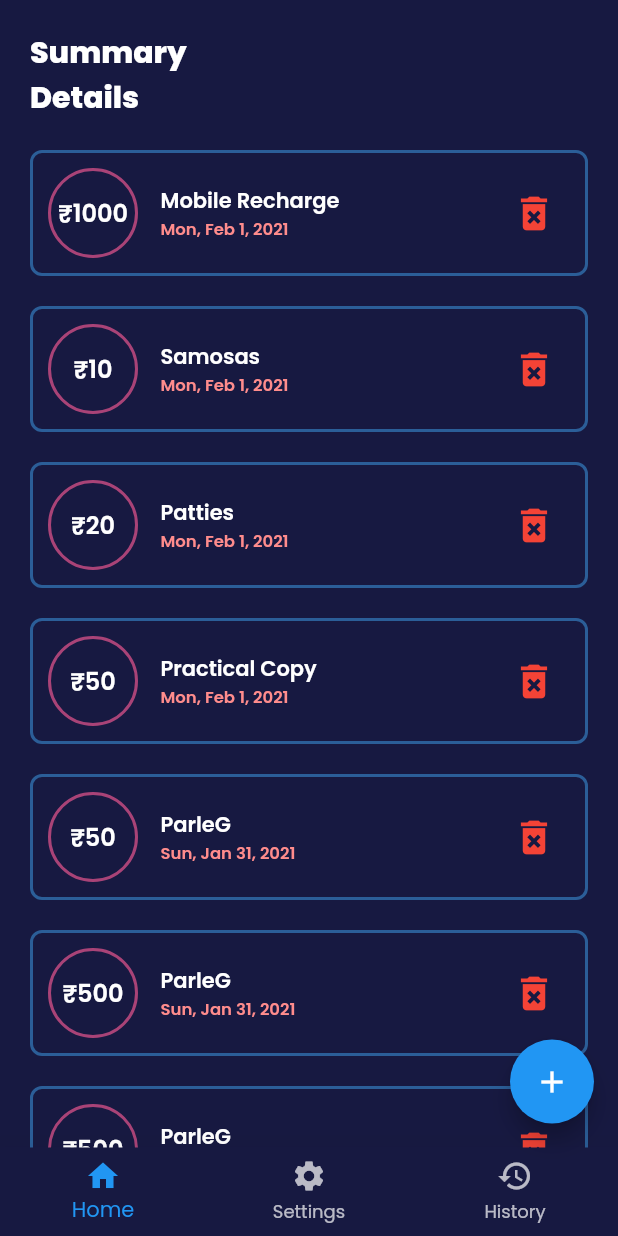
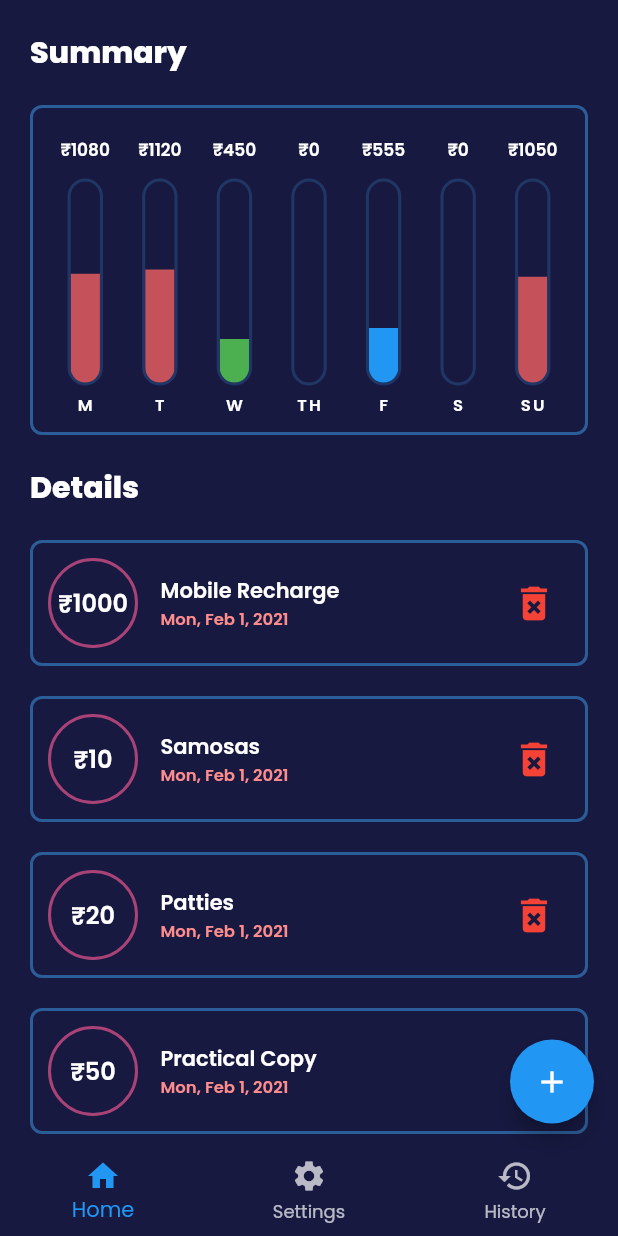
Before and after one commit to CrypticPoet/ExpenseTracker, a Flutter app: the screen it shows after launch, on a phone screen of 412 x 824 dp. Run offline on Flutter 3.47's test engine with Material 2 defaults, Android fonts, the phone set to English and light mode, and no system bars; our stand-ins replace google_fonts.

Commit message:
Added week summary chart

```diff
--- a/expense_tracker/lib/screens/screen.dart
+++ b/expense_tracker/lib/screens/screen.dart
@@ -2,6 +2,7 @@ import 'package:flutter/material.dart';
 import 'package:expense_tracker/constants.dart';
 import 'package:expense_tracker/models/transaction.dart';
 import 'package:expense_tracker/screens/widgets/add_transaction_modal.dart';
+import 'package:expense_tracker/screens/widgets/summary_chart.dart';
 import 'package:expense_tracker/screens/widgets/transaction_list.dart';
 
 class Screen extends StatefulWidget {
@@ -53,7 +54,6 @@ class _ScreenState extends State<Screen> {
   void _showTransactionModal(BuildContext ctx) {
     showDialog(
       context: ctx,
-      // TODO : Add a Transaction Modal
       builder: (bCtx) => AddTransactionModal(
         title: title,
         amount: amount,
@@ -79,6 +79,9 @@ class _ScreenState extends State<Screen> {
               crossAxisAlignment: CrossAxisAlignment.start,
               children: <Widget>[
                 Text('Summary', style: kHeading1Style),
+                SummaryChart(
+                  transactions: transactions,
+                ),
                 Text('Details', style: kHeading1Style),
                 SizedBox(height: 20),
                 TransactionList(transactions, _deleteTransaction),
--- /dev/null
+++ b/expense_tracker/lib/screens/widgets/summary_chart.dart
@@ -0,0 +1,130 @@
+import 'package:flutter/material.dart';
+import 'package:expense_tracker/constants.dart';
+import 'package:expense_tracker/models/transaction.dart';
+
+class SummaryChart extends StatelessWidget {
+  SummaryChart({Key key, this.transactions}) : super(key: key);
+  final List<Transaction> transactions;
+  static var sum = 0;
+
+  static const weekdayList = {1: 'M', 2: 'T', 3: 'W', 4: 'TH', 5: 'F', 6: 'S', 7: 'SU'};
+
+  List<Transaction> get recentTransactions {
+    return transactions.where((tx) => tx.date.isAfter(DateTime.now().subtract(Duration(days: 7)))).toList();
+  }
+
+  int sumTransactions(List<Transaction> transactions) {
+    sum = 0;
+    transactions.forEach((element) {
+      sum += element.amount;
+    });
+
+    return sum;
+  }
+
+  Widget expensePill(int transactionSum, double width) {
+    if (transactions.length == 0) {
+      return Container();
+    }
+
+    var frac = (transactionSum / 2000);
+    var color;
+    if (frac < 0.25)
+      color = Colors.green;
+    else if (frac < 0.5)
+      color = Colors.blue;
+    else if (frac < 0.75)
+      color = Color.fromRGBO(255, 100, 100, .75);
+    else
+      color = Colors.red;
+    return ClipRRect(
+      clipper: PillClipper(frac),
+      child: Container(
+        width: width - 4,
+        decoration: BoxDecoration(color: color, borderRadius: BorderRadius.circular(100)),
+        padding: EdgeInsets.only(top: 5),
+        margin: EdgeInsets.symmetric(vertical: 2),
+      ),
+    );
+  }
+
+  @override
+  Widget build(BuildContext context) {
+    var pillWidth = MediaQuery.of(context).size.width / 7 * 0.4;
+    return Container(
+      height: 220,
+      width: double.infinity,
+      padding: EdgeInsets.fromLTRB(10, 20, 10, 10),
+      margin: EdgeInsets.symmetric(vertical: 20),
+      decoration: kBoxDecoration,
+      child: Row(
+        mainAxisAlignment: MainAxisAlignment.spaceBetween,
+        children: [
+          for (var i = 1; i < 8; i++)
+            Expanded(
+              child: Column(
+                mainAxisSize: MainAxisSize.min,
+                mainAxisAlignment: MainAxisAlignment.spaceBetween,
+                children: <Widget>[
+                  Container(
+                    height: 17,
+                    child: FittedBox(
+                      child: Text(
+                        '₹${sumTransactions(recentTransactions.where((tx) => tx.date.weekday == i).toList())}',
+                        style: kTextStyle,
+                      ),
+                    ),
+                  ),
+                  SizedBox(height: 10),
+                  Expanded(
+                    child: Stack(
+                      alignment: Alignment.center,
+                      children: <Widget>[
+                        Container(
+                          height: double.maxFinite,
+                          width: pillWidth,
+                          decoration: BoxDecoration(
+                              borderRadius: BorderRadius.circular(100),
+                              border: Border.all(color: kPrimaryBorderColor.withOpacity(.3), width: 2)),
+                        ),
+                        expensePill(sum, pillWidth)
+                      ],
+                    ),
+                  ),
+                  SizedBox(height: 5),
+                  Text(
+                    weekdayList[i],
+                    style: kSecTextSyle.copyWith(color: Colors.white, letterSpacing: 1.5),
+                  ),
+                ],
+              ),
+            )
+        ],
+      ),
+    );
+  }
+}
+
+class PillClipper extends CustomClipper<RRect> {
+  final frac;
+  PillClipper(this.frac);
+
+  double get getFrac {
+    return frac;
+  }
+
+  @override
+  RRect getClip(Size size) {
+    return RRect.fromLTRBAndCorners(
+      0,
+      size.height - size.height * frac,
+      size.width,
+      size.height,
+      bottomLeft: Radius.circular(100),
+      bottomRight: Radius.circular(100),
+    );
+  }
+
+  @override
+  bool shouldReclip(CustomClipper<RRect> oldClipper) => true;
+}
```
